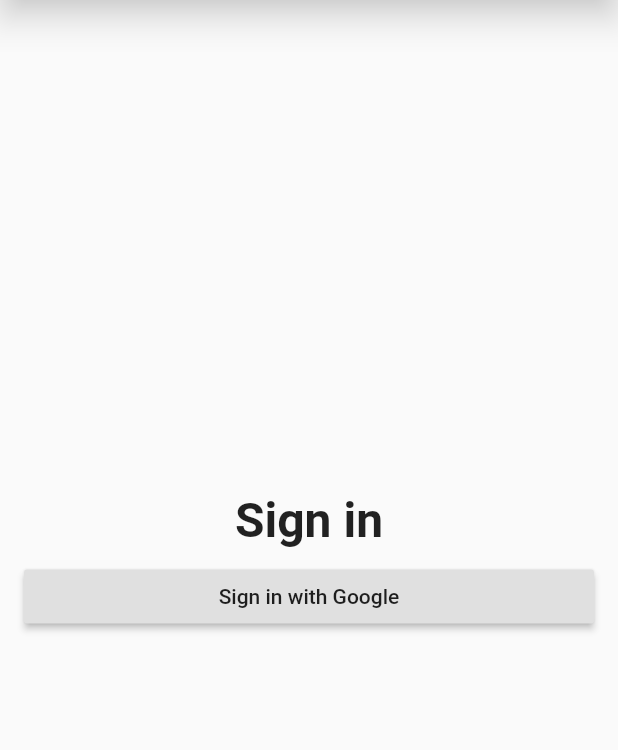
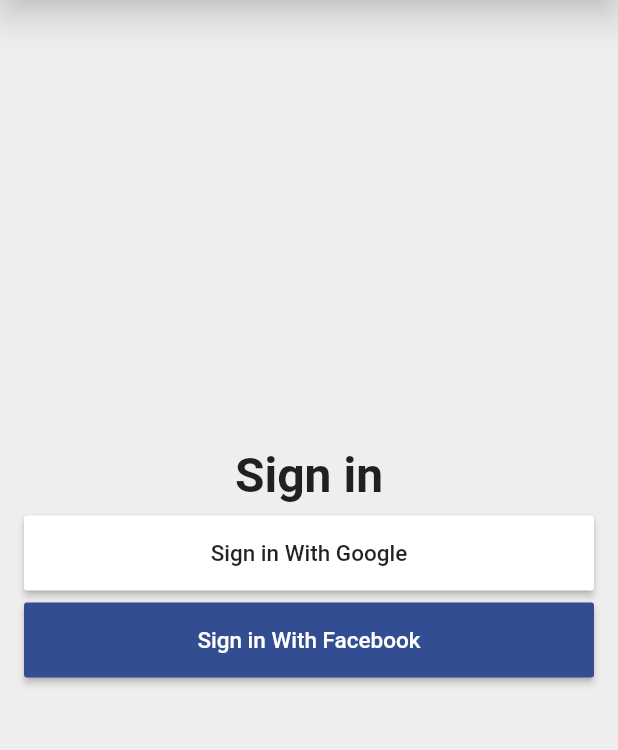
Before and after one commit to wilder00/time_tracker_flutter_course, a Flutter app: the screen it shows after launch, on a phone screen of 412 x 824 dp, the part 98-848 px from its top. Run offline on Flutter 3.47's test engine with Material 2 defaults, Android fonts, the phone set to English and light mode, and no system bars.

Commit message:
Layout o diseño báse para sign in con google y facebook

```diff
--- /dev/null
+++ b/lib/app/sign_in/sign_in_button.dart
@@ -0,0 +1,18 @@
+import 'package:flutter/material.dart';
+import 'package:time_tracker_flutter_course/common_widgets/custom_raised_button.dart';
+
+class SignInButton extends CustomRaisedButton {
+  SignInButton({
+    String text,
+    Color color,
+    Color textColor,
+    VoidCallback onPressed,
+  }) : super(
+          child: Text(
+            text,
+            style: TextStyle(color: textColor, fontSize: 15.0),
+          ),
+          color: color,
+          onPressed: onPressed,
+        );
+}
--- a/lib/app/sign_in/sign_in_page.dart
+++ b/lib/app/sign_in/sign_in_page.dart
@@ -1,4 +1,6 @@
 import 'package:flutter/material.dart';
+import 'package:time_tracker_flutter_course/app/sign_in/sign_in_button.dart';
+import 'package:time_tracker_flutter_course/common_widgets/custom_raised_button.dart';
 
 class SignInPage extends StatelessWidget {
   @override
@@ -9,6 +11,7 @@ class SignInPage extends StatelessWidget {
         elevation: 10.0,
       ),
       body: _buildContent(),
+      backgroundColor: Colors.grey[200],
     );
   }
 
@@ -28,9 +31,18 @@ class SignInPage extends StatelessWidget {
             ),
           ),
           SizedBox(height: 8.0),
-          RaisedButton(
-            child: Text('Sign in with Google'),
-            onPressed: _signInWithGoogle,
+          SignInButton(
+            text: "Sign in With Google",
+            textColor: Colors.black87,
+            color: Colors.white,
+            onPressed: () {},
+          ),
+          SizedBox(height: 8.0),
+          SignInButton(
+            text: "Sign in With Facebook",
+            textColor: Colors.white,
+            color: Color(0xFF334D92),
+            onPressed: () {},
           ),
         ],
       ),
```
Also changed, not shown: lib/common_widgets/custom_raised_button.dart (added, +34 -0 lines).
